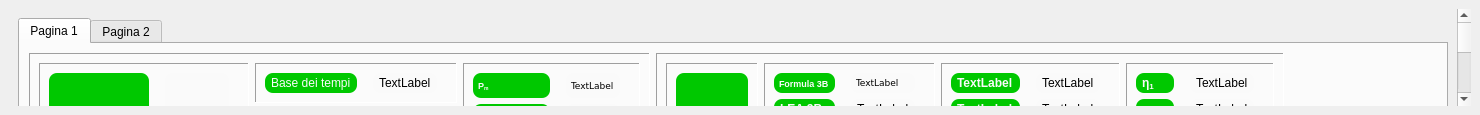
This is docklea.ui in crocodile119/Laser-Studio as Qt 5 draws it before an edit. The edited form follows.
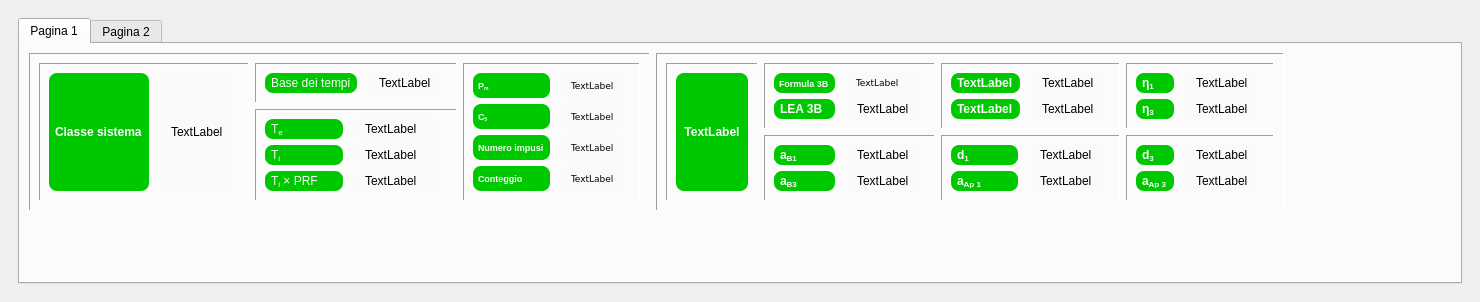
This is the edited form.

What changed in the file:
```diff
--- a/docklea.ui
+++ b/docklea.ui
@@ -7,7 +7,7 @@
     <x>0</x>
     <y>0</y>
     <width>1480</width>
-    <height>115</height>
+    <height>302</height>
    </rect>
   </property>
   <property name="sizePolicy">
@@ -19,7 +19,7 @@
   <property name="minimumSize">
    <size>
     <width>87</width>
-    <height>100</height>
+    <height>109</height>
    </size>
   </property>
   <property name="styleSheet">
@@ -43,8 +43,8 @@
         <rect>
          <x>0</x>
          <y>0</y>
-         <width>1445</width>
-         <height>223</height>
+         <width>1462</width>
+         <height>262</height>
         </rect>
        </property>
        <layout class="QGridLayout" name="gridLayout_16">
```
